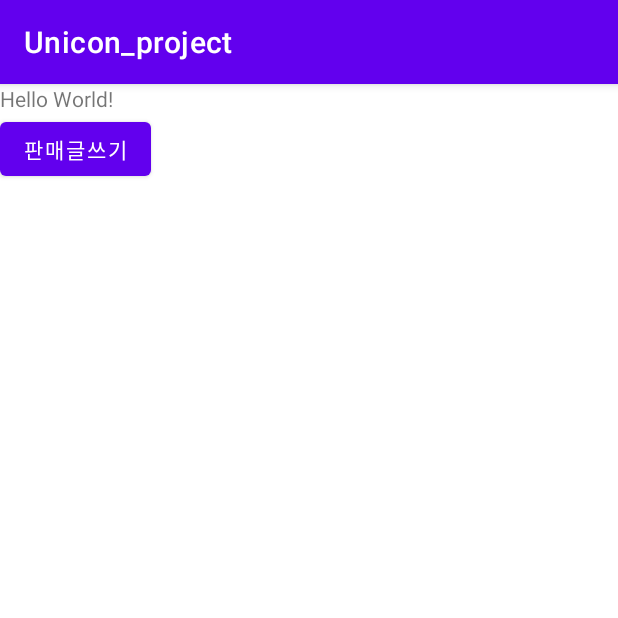
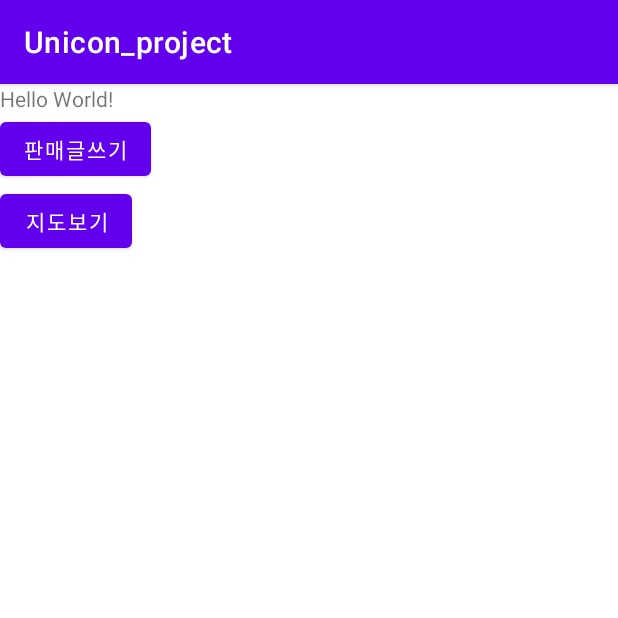
Before and after one commit to rudan8256/unicon_project, an Android app: the screen it shows after launch (MainActivity), on a phone screen of 412 x 824 dp, the top half of it. Run offline under Robolectric (Android 15) with nearby library versions, the phone set to English and light mode, and no system bars; our stand-ins replace Firebase (no records; nobody signed in at launch, a user with empty details on screens opened directly), Volley.

```diff
--- a/app/build.gradle
+++ b/app/build.gradle
@@ -32,6 +32,7 @@ android {
 dependencies {
 
     implementation 'com.google.firebase:firebase-analytics'
+    implementation 'com.google.firebase:firebase-firestore'
     implementation platform('com.google.firebase:firebase-bom:29.3.1')
     implementation 'androidx.appcompat:appcompat:1.4.1'
     implementation 'com.google.android.material:material:1.6.0'
--- a/app/src/main/java/com/example/unicon_project/MainActivity.java
+++ b/app/src/main/java/com/example/unicon_project/MainActivity.java
@@ -1,21 +1,41 @@
 package com.example.unicon_project;
 
+import static com.android.volley.VolleyLog.TAG;
+
+import androidx.annotation.NonNull;
 import androidx.appcompat.app.AppCompatActivity;
 
 import android.content.Intent;
 import android.os.Bundle;
+import android.util.Log;
 import android.view.View;
 import android.widget.Button;
 
+import com.google.android.gms.tasks.OnFailureListener;
+import com.google.android.gms.tasks.OnSuccessListener;
+import com.google.firebase.firestore.DocumentReference;
+import com.google.firebase.firestore.FirebaseFirestore;
+
+import java.util.HashMap;
+import java.util.Map;
+
 public class MainActivity extends AppCompatActivity {
 
-    Button ToSalePage;
+    Button ToSalePage,ToMapTest;
+
+    FirebaseFirestore mstore = FirebaseFirestore.getInstance();
+    FirebaseFirestore db = FirebaseFirestore.getInstance();
+
     @Override
     protected void onCreate(Bundle savedInstanceState) {
         super.onCreate(savedInstanceState);
         setContentView(R.layout.activity_main);
 
         ToSalePage= findViewById(R.id.to_SalePage);
+        ToMapTest =findViewById(R.id.to_MapTest);
+
+
+
 
         ToSalePage.setOnClickListener(new View.OnClickListener() {
             @Override
@@ -25,6 +45,14 @@ public class MainActivity extends AppCompatActivity {
             }
         });
 
+        ToMapTest.setOnClickListener(new View.OnClickListener() {
+            @Override
+            public void onClick(View view) {
+                Intent intent = new Intent(getApplicationContext(), MapTest.class);
+                startActivity(intent);
+            }
+        });
+
 
 
     }
--- a/app/src/main/res/drawable/ic_center.xml
+++ b/app/src/main/res/drawable/ic_center.xml
@@ -1,4 +1,4 @@
-<vector android:height="24dp" android:tint="#FD0000"
+<vector android:height="24dp" android:tint="#FF0000"
     android:viewportHeight="24" android:viewportWidth="24"
     android:width="24dp" xmlns:android="http://schemas.android.com/apk/res/android">
     <path android:fillColor="@android:color/white" android:pathData="M19,13h-6v6h-2v-6H5v-2h6V5h2v6h6v2z"/>
--- a/app/src/main/res/layout/activity_main.xml
+++ b/app/src/main/res/layout/activity_main.xml
@@ -23,5 +23,11 @@
         android:layout_height="wrap_content"
         android:text="판매글쓰기"></Button>
 
+    <Button
+        android:id="@+id/to_MapTest"
+        android:layout_width="wrap_content"
+        android:layout_height="wrap_content"
+        android:text="지도보기"></Button>
+
 
 </LinearLayout>
```
Also changed, not shown: app/src/main/java/com/example/unicon_project/SalePage.java (+65 -4 lines).
